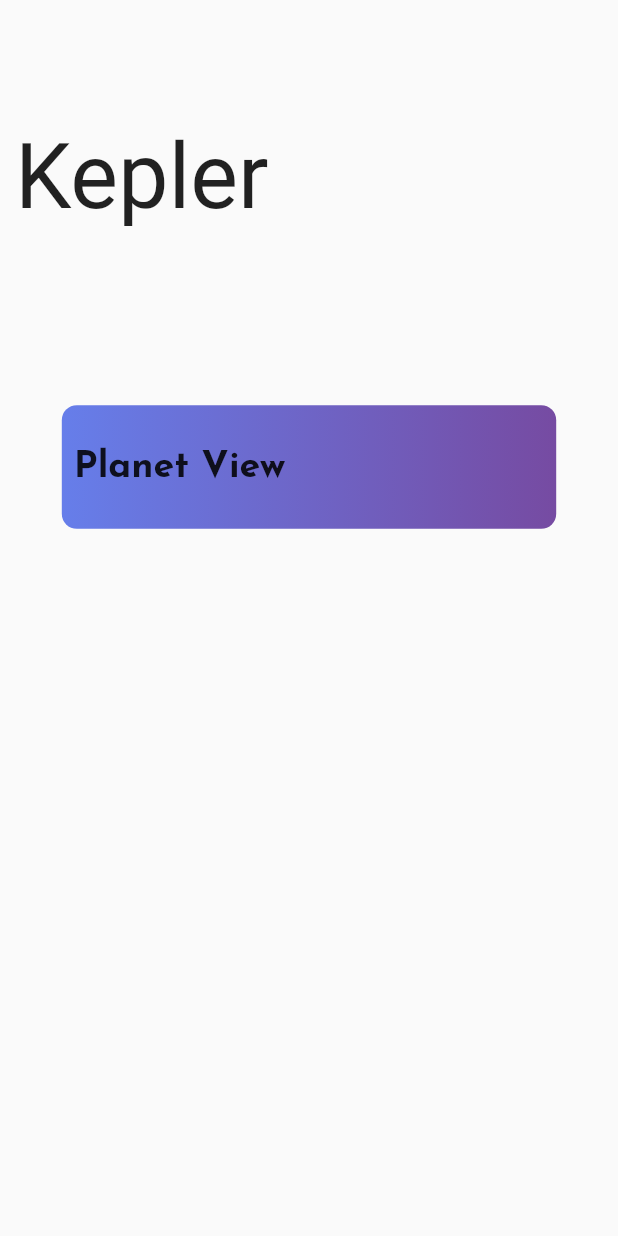
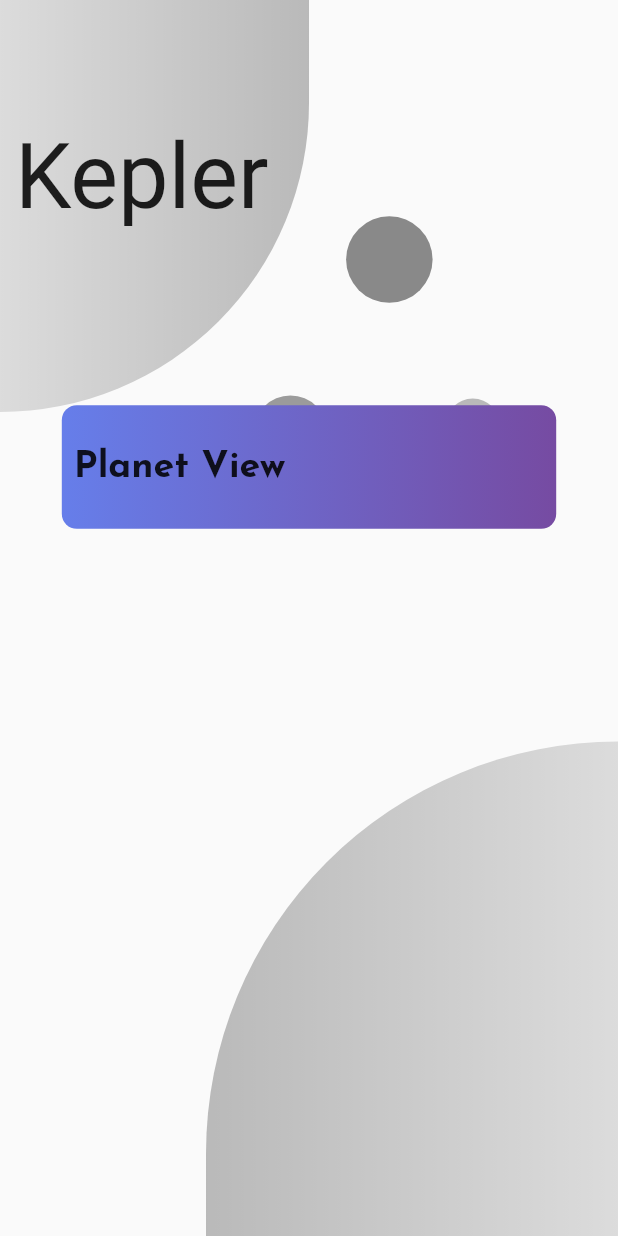
Before and after one commit to gumbarros/kepler, a Flutter app: the screen it shows after launch, on a phone screen of 412 x 824 dp. Run offline on Flutter 3.47's test engine with Material 2 defaults, Android fonts, the phone set to English and light mode, and no system bars; our stand-ins replace flutter_spinkit, get, google_fonts; missing offline and left inert: slimy_card.

```diff
--- a/lib/views/home.dart
+++ b/lib/views/home.dart
@@ -10,6 +10,7 @@ class Home extends StatelessWidget {
       children: [
         Background(),
         Scaffold(
+          backgroundColor: Colors.transparent,
           body: SafeArea(
               child: Container(
             child: ListView(
@@ -92,22 +93,88 @@ class Background extends StatelessWidget {
   Widget build(BuildContext context) {
     var _height = MediaQuery.of(context).size.height;
     var _width = MediaQuery.of(context).size.width;
-    return Container(
-      color: Colors.transparent,
-      child: Column(
+    return Scaffold(
+      body: Stack(
+        children: [
+          Positioned(
+            top: _height * 0.14,
+            left: _width * 0.56,
+            child: Container(
+              height: _height * 0.14,
+              width: _width * 0.14,
+              decoration: BoxDecoration(
+                shape: BoxShape.circle,
+                color: Colors.black45,
+              ),
+            ),
+          ),
+          Positioned(
+            top: _height * 0.29,
+            left: _width * 0.41,
+            child: Container(
+              height: _height * 0.12,
+              width: _width * 0.12,
+              decoration: BoxDecoration(
+                shape: BoxShape.circle,
+                color: Colors.black38,
+              ),
+            ),
+          ),
+          Positioned(
+            top: _height *  0.3,
+            left: _width * 0.72,
+            child: Container(
+              height: _height * 0.09,
+              width: _width * 0.09,
+              decoration: BoxDecoration(
+                shape: BoxShape.circle,
+                color: Colors.black26,
+              ),
+            ),
+          ),
+          Column(
+            mainAxisAlignment: MainAxisAlignment.end,
+            children: [
+              Row(
+                mainAxisAlignment: MainAxisAlignment.end,
                 children: [
                   Container(
-            height: _height / 5,
-            width: _width / 3,
+                    height: _height / 2.5,
+                    width: _width / 1.5,
                     decoration: BoxDecoration(
+                        gradient: LinearGradient(colors: [
+                          Colors.black26,
+                          Colors.black12,
+                        ]),
+                        borderRadius: BorderRadius.only(
+                          topLeft: Radius.circular(360),
+                          topRight: Radius.zero,
+                          bottomLeft: Radius.zero,
+                          bottomRight: Radius.zero,
+                        )),
+                  ),
+                ],
+              ),
+            ],
+          ),
+          Column(
+            children: [
+              Container(
+                height: _height / 3,
+                width: _width / 2,
+                decoration: BoxDecoration(
+                    gradient: LinearGradient(
+                        colors: [Colors.black12, Colors.black26]),
                     borderRadius: BorderRadius.only(
                       topLeft: Radius.zero,
                       topRight: Radius.zero,
                       bottomLeft: Radius.zero,
                       bottomRight: Radius.circular(360),
-              )
+                    )),
               ),
-          )
+              Expanded(child: SizedBox()),
+            ],
+          ),
         ],
       ),
     );
```
Lines whose indentation alone changed are shown as unchanged.
